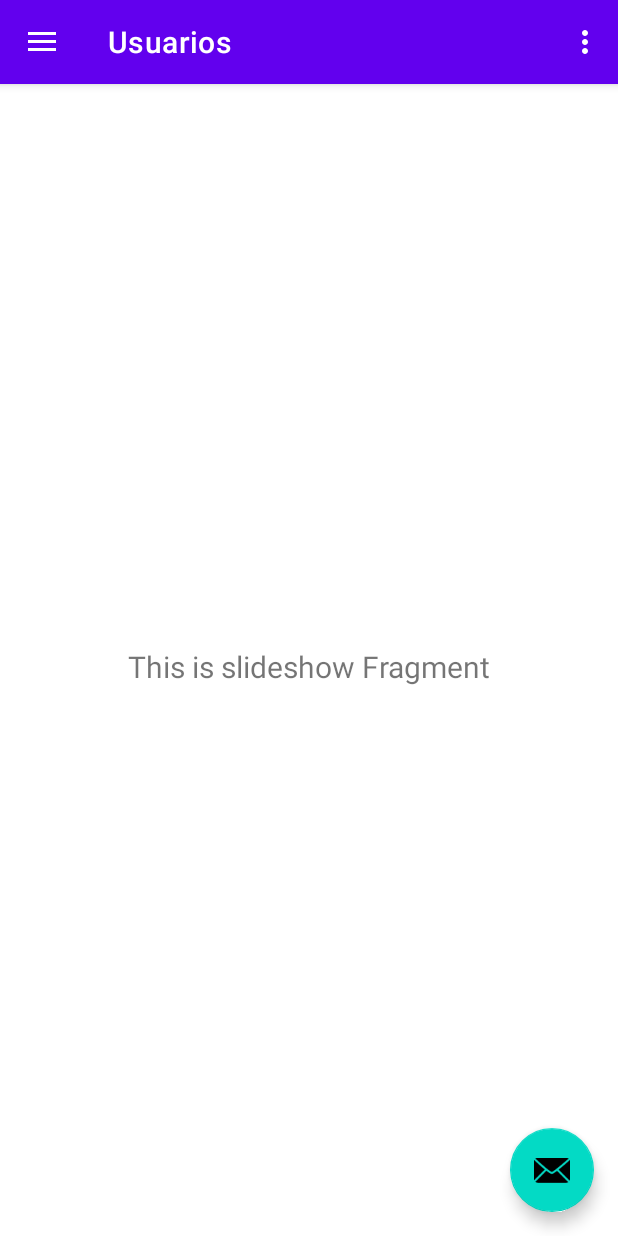
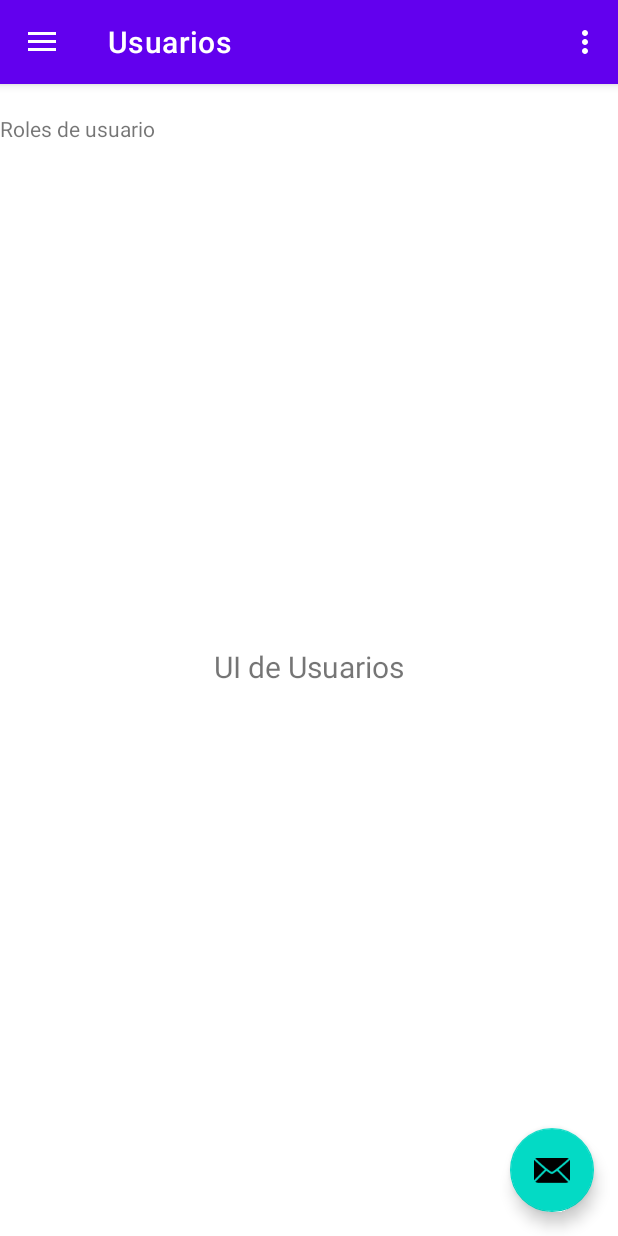
Before and after one commit to Bonghu64/AppOdomed, an Android app: the screen it shows after launch (MainActivity), in the side drawer, after a tap on "Usuarios", on a phone screen of 412 x 824 dp. Run offline under Robolectric (Android 15) with nearby library versions, the phone set to English and light mode, and no system bars; our stand-ins replace navigation-ui; 2 statements that could not run were skipped.

Commit message:
Leer Usuarios

```diff
--- a/app/src/main/java/com/example/odomedapp/DatabaseHelper.kt
+++ b/app/src/main/java/com/example/odomedapp/DatabaseHelper.kt
@@ -1,6 +1,8 @@
 package com.example.odomedapp
+import com.example.odomedapp.data.User
 
 import android.content.Context
+import android.database.Cursor
 import android.os.StrictMode
 import android.util.Log
 import java.sql.*
@@ -47,6 +49,30 @@ class DatabaseHelper(requireContext: Context) {
         return rolesList
     }
 
+    fun getAllUsers(): List<User> {
+        val users = mutableListOf<User>()
+        Log.d("DatabaseHelper", "Iniciando conexión a MySQL")
+        Class.forName("com.mysql.jdbc.Driver")  // Asegura la carga del driver JDBC
+        val connection: Connection = DriverManager.getConnection(url, user, password)
+        Log.d("DatabaseHelper", "Conexión establecida exitosamente")
+
+        val statement: Statement = connection.createStatement()
+        val resultSet: ResultSet? = statement.executeQuery("SELECT * FROM usuarios")
+
+        while (resultSet?.next() == true) {
+            val id = resultSet.getInt("id_usuario")
+            val name = resultSet.getString("nombres")
+            val email = resultSet.getString("email")
+            users.add(User(id, name, email))
+        }
+
+        resultSet?.close()
+        statement.close()
+        connection.close()
+
+        return users
+    }
+
 
 
 }
--- a/app/src/main/java/com/example/odomedapp/ui/gallery/GalleryViewModel.kt
+++ b/app/src/main/java/com/example/odomedapp/ui/gallery/GalleryViewModel.kt
@@ -7,7 +7,7 @@ import androidx.lifecycle.ViewModel
 class GalleryViewModel : ViewModel() {
 
     private val _text = MutableLiveData<String>().apply {
-        value = "This is gallery Fragment"
+        value = "UI de Citas"
     }
     val text: LiveData<String> = _text
 }
--- a/app/src/main/java/com/example/odomedapp/ui/home/HomeFragment.kt
+++ b/app/src/main/java/com/example/odomedapp/ui/home/HomeFragment.kt
@@ -36,19 +36,9 @@ class HomeFragment : Fragment() {
 
         // Conectar elementos de la interfaz
         val textViewWelcome: TextView = binding.textViewWelcome
-        val buttonStart: Button = binding.buttonStart
 
-        // Agregar funcionalidad al botón
-        buttonStart.setOnClickListener {
-            textViewWelcome.text = "¡Has iniciado la aplicación!"
-        }
 
-        val textViewRoles: TextView = binding.textViewRoles
-        val dbHelper = DatabaseHelper(requireContext()) // Asegúrate de que el constructor acepte contexto
 
-        // Obtener roles y mostrar en TextView
-        val roles = dbHelper.getRoles()
-        textViewRoles.text = roles.joinToString("\n") { it }
 
         return root
     }
--- a/app/src/main/java/com/example/odomedapp/ui/home/HomeViewModel.kt
+++ b/app/src/main/java/com/example/odomedapp/ui/home/HomeViewModel.kt
@@ -7,7 +7,7 @@ import androidx.lifecycle.ViewModel
 class HomeViewModel : ViewModel() {
 
     private val _text = MutableLiveData<String>().apply {
-        value = "This is home Fragment"
+        value = "Vista Inicio"
     }
     val text: LiveData<String> = _text
 }
--- a/app/src/main/java/com/example/odomedapp/ui/slideshow/SlideshowViewModel.kt
+++ b/app/src/main/java/com/example/odomedapp/ui/slideshow/SlideshowViewModel.kt
@@ -7,7 +7,7 @@ import androidx.lifecycle.ViewModel
 class SlideshowViewModel : ViewModel() {
 
     private val _text = MutableLiveData<String>().apply {
-        value = "This is slideshow Fragment"
+        value = "UI de Usuarios"
     }
     val text: LiveData<String> = _text
 }
--- a/app/src/main/res/layout/fragment_slideshow.xml
+++ b/app/src/main/res/layout/fragment_slideshow.xml
@@ -20,4 +20,17 @@
             app:layout_constraintStart_toStartOf="parent"
             app:layout_constraintTop_toTopOf="parent"
             app:layout_constraintBottom_toBottomOf="parent"/>
+    <LinearLayout xmlns:android="http://schemas.android.com/apk/res/android"
+                  android:orientation="vertical"
+                  android:layout_width="match_parent"
+                  android:layout_height="match_parent">
+
+        <TextView
+                android:id="@+id/textViewRoles"
+                android:layout_width="389dp"
+                android:layout_height="44dp"
+                android:text="Roles de usuario"
+                android:layout_marginTop="20dp"
+                android:layout_centerHorizontal="true"/>
+    </LinearLayout>
 </androidx.constraintlayout.widget.ConstraintLayout>
--- a/app/src/main/res/menu/activity_main_drawer.xml
+++ b/app/src/main/res/menu/activity_main_drawer.xml
@@ -6,15 +6,15 @@
     <group android:checkableBehavior="single">
         <item
                 android:id="@+id/nav_home"
-                android:icon="@drawable/ic_menu_camera"
+                android:icon="@drawable/ic_menu_home"
                 android:title="@string/menu_home"/>
         <item
                 android:id="@+id/nav_gallery"
-                android:icon="@drawable/ic_menu_gallery"
+                android:icon="@drawable/ic_citas"
                 android:title="@string/menu_gallery"/>
         <item
                 android:id="@+id/nav_slideshow"
-                android:icon="@drawable/ic_menu_slideshow"
+                android:icon="@drawable/ic_menu_users"
                 android:title="@string/menu_slideshow"/>
     </group>
 </menu>
--- a/app/src/main/res/values/strings.xml
+++ b/app/src/main/res/values/strings.xml
@@ -2,10 +2,10 @@
     <string name="app_name">OdomedApp</string>
     <string name="navigation_drawer_open">Open navigation drawer</string>
     <string name="navigation_drawer_close">Close navigation drawer</string>
-    <string name="nav_header_title">Android Studio</string>
-    <string name="nav_header_subtitle">android.studio@android.com</string>
+    <string name="nav_header_title">Nombre completo de Usuario</string>
+    <string name="nav_header_subtitle">Correo de Usuario</string>
     <string name="nav_header_desc">Navigation header</string>
-    <string name="action_settings">Settings</string>
+    <string name="action_settings">Ajustes</string>
 
     <string name="menu_home">Inicio</string>
     <string name="menu_gallery">Citas</string>
```
Also changed, not shown: app/src/main/java/com/example/odomedapp/ui/slideshow/SlideshowFragment.kt (+11 -0 lines), app/src/main/res/layout/fragment_home.xml (+1 -15 lines).
